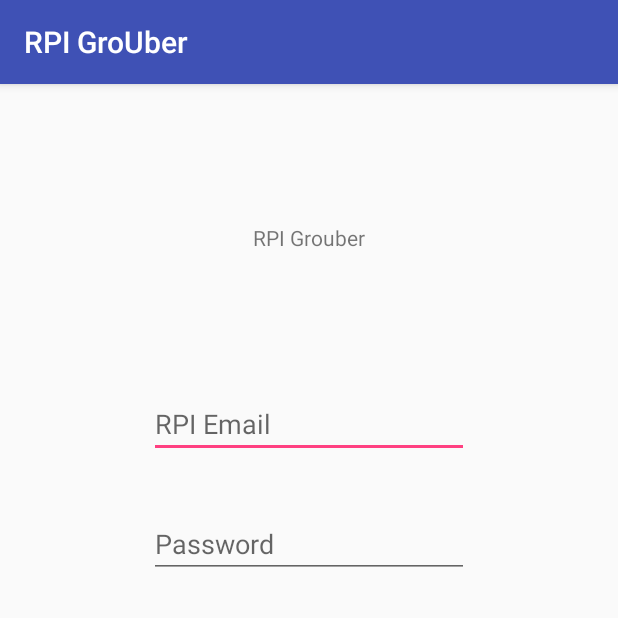
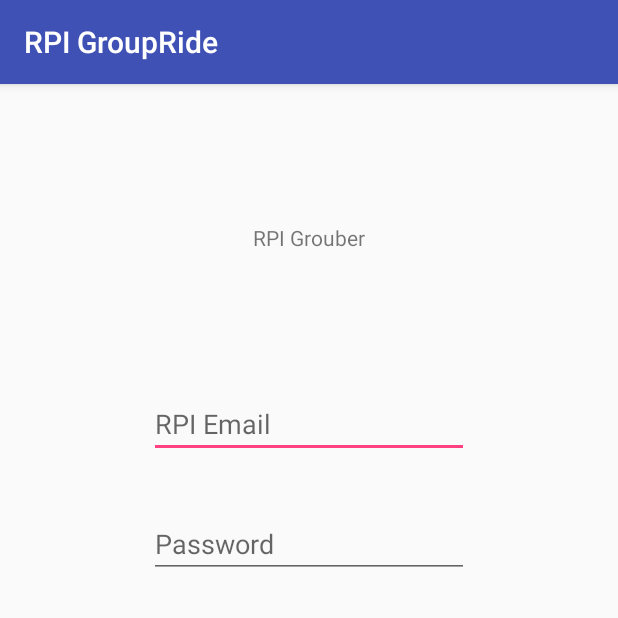
Before and after one commit to zdward/GrouberAndroid, an Android app: the screen it shows after launch (Login), on a phone screen of 412 x 824 dp, the top half of it. Run offline under Robolectric (Android 15) with nearby library versions, the phone set to English and light mode, and no system bars.

Commit message:
Forgot to push a couple of files

```diff
--- a/app/src/main/java/c/zachgames/rpigrouber/Login.java
+++ b/app/src/main/java/c/zachgames/rpigrouber/Login.java
@@ -14,6 +14,7 @@ public class Login extends AppCompatActivity
     private EditText Password;
     private Button Login;
     private int incorrect = 5;
+    private Button Register;
     //private TextView title;
 
     @Override
@@ -25,16 +26,28 @@ public class Login extends AppCompatActivity
         Email = (EditText)findViewById(R.id.etEmail);
         Password = (EditText)findViewById(R.id.etPassword);
         Login = (Button)findViewById(R.id.btnLogin);
+        Register = (Button)findViewById(R.id.btnRegister);
         //title.setText("RPI GroUber");
 
 
-
+        //Login Button
         Login.setOnClickListener(new View.OnClickListener()
         {
             @Override
             public void onClick(View v) {
                 //Converts user input email and password into strings, then checks if user and password are correct
                 validate(Email.getText().toString(), Password.getText().toString());
+            }
+        });
+
+        //Register Button
+        Register.setOnClickListener(new View.OnClickListener() {
+            @Override
+            public void onClick(View v) {
+                //goes to the registration page
+                Intent intent = new Intent(c.zachgames.rpigrouber.Login.this, Registration.class);
+                startActivity(intent);
+
             }
         });
     }
--- a/app/src/main/res/values/strings.xml
+++ b/app/src/main/res/values/strings.xml
@@ -1,3 +1,3 @@
 <resources>
-    <string name="app_name">RPI GroUber</string>
+    <string name="app_name">RPI GroupRide</string>
 </resources>
```
Also changed, not shown: app/src/main/java/c/zachgames/rpigrouber/Registration.java (added, +13 -0 lines).
